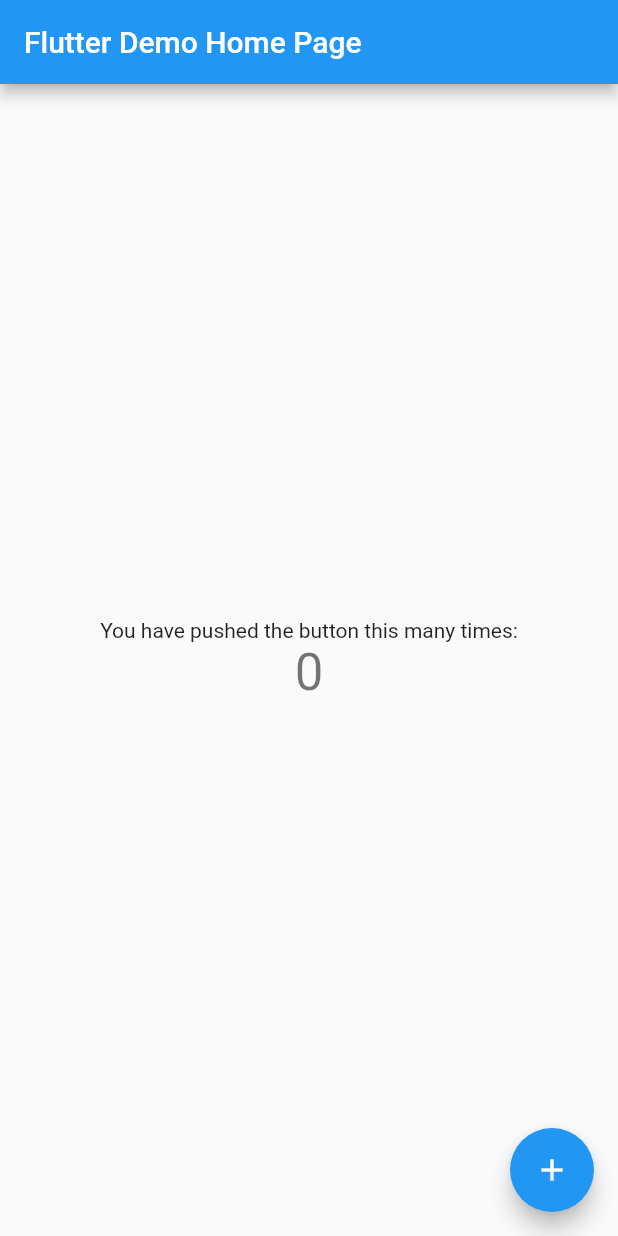
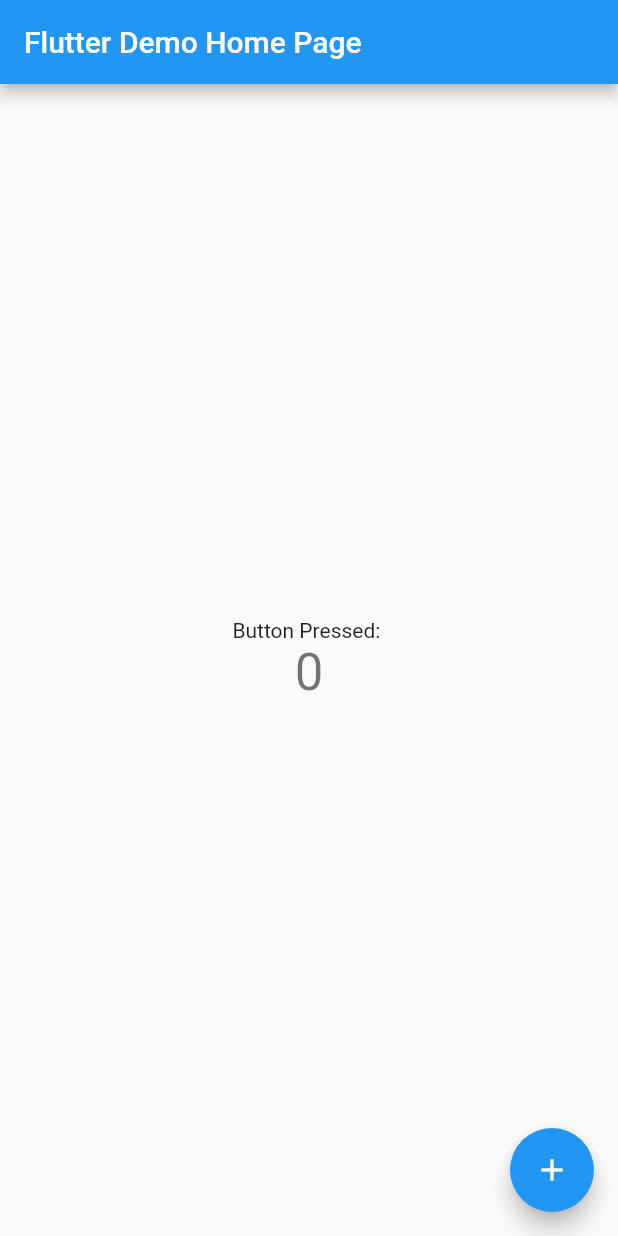
Before and after one commit to VE5PER/flutter_intro, a Flutter app: the screen it shows after launch, on a phone screen of 412 x 824 dp. Run offline on Flutter 3.47's test engine with Material 2 defaults, Android fonts, the phone set to English and light mode, and no system bars.

Commit message:
Text button changed

```diff
--- a/lib/main.dart
+++ b/lib/main.dart
@@ -94,7 +94,7 @@ class _MyHomePageState extends State<MyHomePage> {
           mainAxisAlignment: MainAxisAlignment.center,
           children: <Widget>[
             Text(
-              'You have pushed the button this many times:',
+              'Button Pressed: ',
             ),
             Text(
               '$_counter',
```
